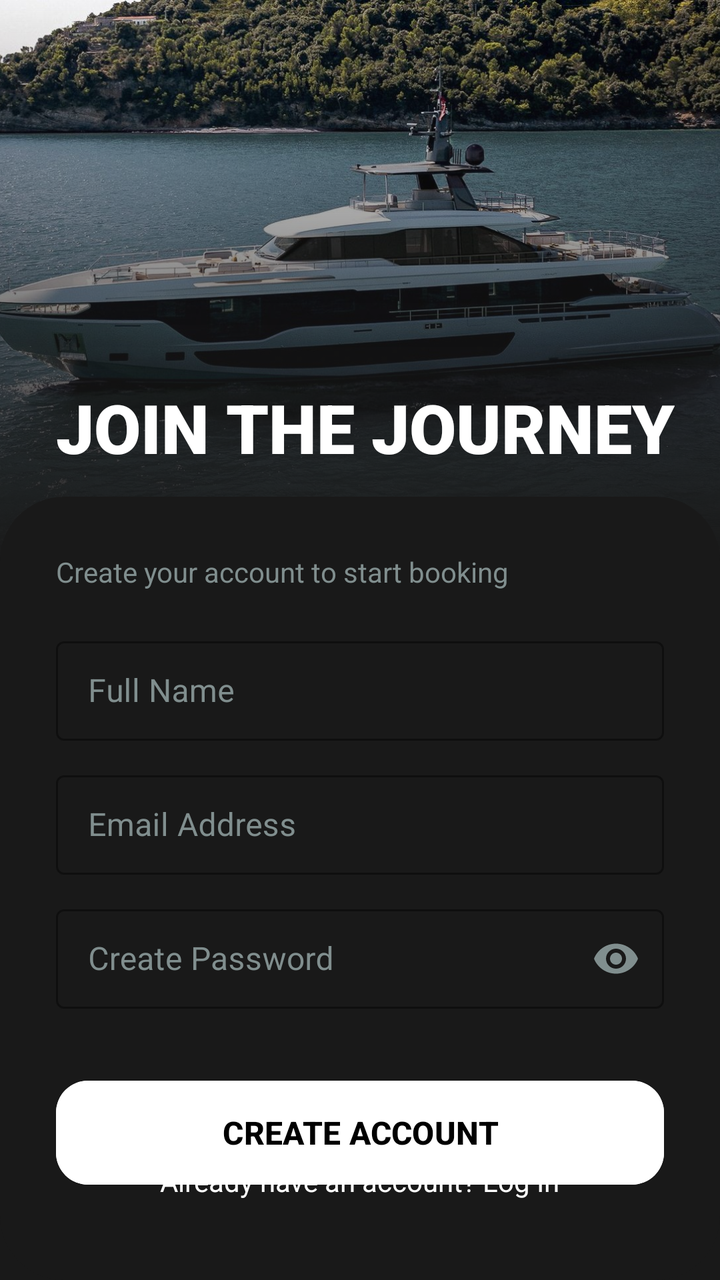
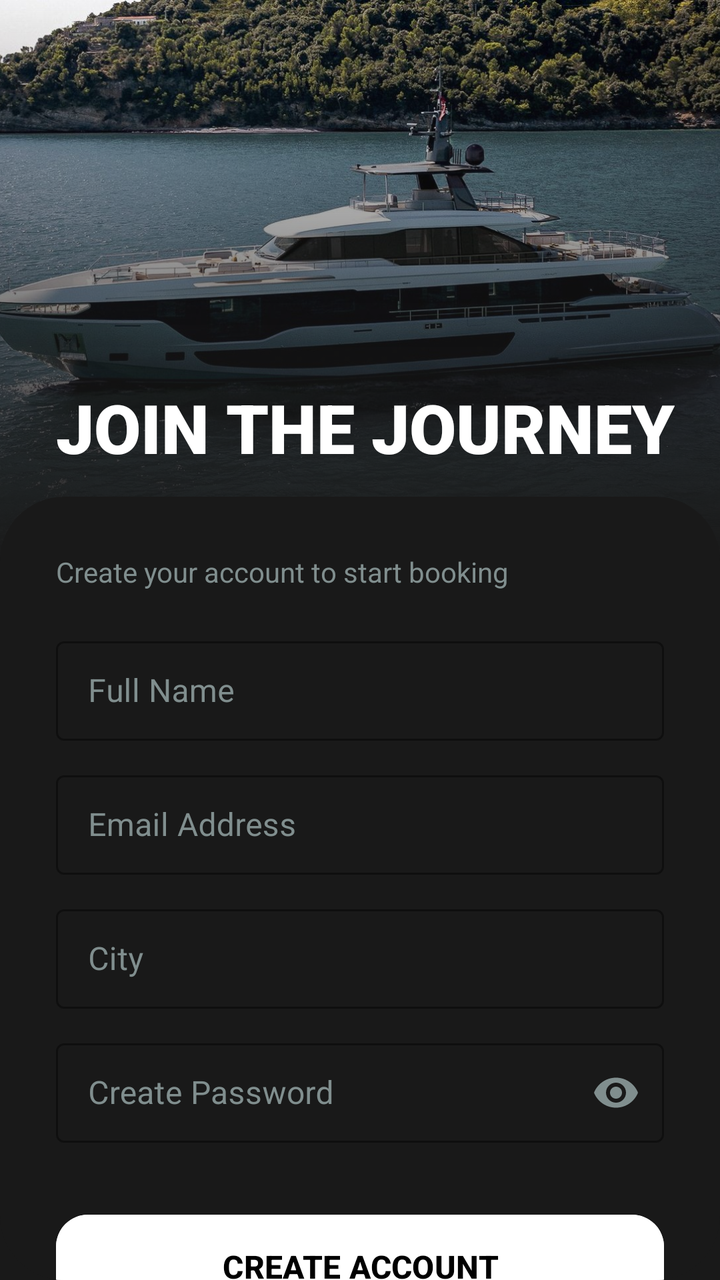

The first picture is an Android layout as it rendered before a commit; the second is the same layout after the commit. The layout source and the unified diff follow.
<!-- AndroidManifest.xml: application theme Theme.Nauka -->
<!-- res/layout/sign_up.xml -->
<?xml version="1.0" encoding="utf-8"?>
<androidx.constraintlayout.widget.ConstraintLayout xmlns:android="http://schemas.android.com/apk/res/android"
    xmlns:app="http://schemas.android.com/apk/res-auto"
    xmlns:tools="http://schemas.android.com/tools"
    android:id="@+id/main"
    android:layout_width="match_parent"
    android:layout_height="match_parent"
    android:background="#191919"
    tools:context=".sign_up">

    <ImageView
        android:id="@+id/imgTopBackground"
        android:layout_width="match_parent"
        android:layout_height="280dp"
        android:scaleType="centerCrop"
        android:src="@drawable/yach11"
        app:layout_constraintTop_toTopOf="parent" />

    <View
        android:id="@+id/gradientOverlay"
        android:layout_width="match_parent"
        android:layout_height="280dp"
        android:background="@drawable/gradient_bottom_up"
        app:layout_constraintTop_toTopOf="parent" />

    <TextView
        android:id="@+id/signupHeader"
        android:layout_width="wrap_content"
        android:layout_height="wrap_content"
        android:layout_marginStart="28dp"
        android:layout_marginBottom="12dp"
        android:fontFamily="sans-serif-black"
        android:lineSpacingMultiplier="0.9"
        android:text="JOIN THE JOURNEY"
        android:textColor="@color/white"
        android:textSize="34sp"
        android:textStyle="bold"
        app:layout_constraintBottom_toTopOf="@+id/cardSignup"
        app:layout_constraintStart_toStartOf="parent" />

    <androidx.cardview.widget.CardView
        android:id="@+id/cardSignup"
        android:layout_width="match_parent"
        android:layout_height="0dp"
        android:layout_marginTop="-32dp"
        app:cardBackgroundColor="#191919"
        app:cardCornerRadius="32dp"
        app:cardElevation="0dp"
        app:layout_constraintBottom_toBottomOf="parent"
        app:layout_constraintTop_toBottomOf="@id/imgTopBackground">

        <androidx.constraintlayout.widget.ConstraintLayout
            android:layout_width="match_parent"
            android:layout_height="match_parent"
            android:padding="28dp">

            <TextView
                android:id="@+id/labelSignUp"
                android:layout_width="wrap_content"
                android:layout_height="wrap_content"
                android:text="Create your account to start booking"
                android:textColor="#808E8E"
                android:textSize="14sp"
                app:layout_constraintStart_toStartOf="parent"
                app:layout_constraintTop_toTopOf="parent" />

            <com.google.android.material.textfield.TextInputLayout
                android:id="@+id/nameInputLayout"
                style="@style/Widget.MaterialComponents.TextInputLayout.OutlinedBox"
                android:layout_width="match_parent"
                android:layout_height="wrap_content"
                android:layout_marginTop="20dp"
                android:hint="Full Name"
                android:textColorHint="#808E8E"
                app:boxStrokeColor="#808E8E"
                app:hintTextColor="#FFFFFF"
                app:layout_constraintTop_toBottomOf="@id/labelSignUp">

                <com.google.android.material.textfield.TextInputEditText
                    android:layout_width="match_parent"
                    android:layout_height="wrap_content"
                    android:inputType="textPersonName"
                    android:paddingTop="14dp"
                    android:paddingBottom="14dp"
                    android:textColor="#FFFFFF" />
            </com.google.android.material.textfield.TextInputLayout>


            <com.google.android.material.textfield.TextInputLayout
                android:id="@+id/emailInputLayout"
                style="@style/Widget.MaterialComponents.TextInputLayout.OutlinedBox"
                android:layout_width="match_parent"
                android:layout_height="wrap_content"
                android:layout_marginTop="12dp"
                android:hint="Email Address"
                android:textColorHint="#808E8E"
                app:boxStrokeColor="#808E8E"
                app:hintTextColor="#FFFFFF"
                app:layout_constraintTop_toBottomOf="@id/nameInputLayout">

                <com.google.android.material.textfield.TextInputEditText
                    android:layout_width="match_parent"
                    android:layout_height="wrap_content"
                    android:inputType="textEmailAddress"
                    android:paddingTop="14dp"
                    android:paddingBottom="14dp"
                    android:textColor="#FFFFFF" />
            </com.google.android.material.textfield.TextInputLayout>

            <com.google.android.material.textfield.TextInputLayout
                android:id="@+id/passwordInputLayout"
                style="@style/Widget.MaterialComponents.TextInputLayout.OutlinedBox"
                android:layout_width="match_parent"
                android:layout_height="wrap_content"
                android:layout_marginTop="12dp"
                android:hint="Create Password"
                android:textColorHint="#808E8E"
                app:boxStrokeColor="#808E8E"
                app:hintTextColor="#FFFFFF"
                app:passwordToggleEnabled="true"
                app:passwordToggleTint="#808E8E"
                app:layout_constraintTop_toBottomOf="@id/emailInputLayout">

                <com.google.android.material.textfield.TextInputEditText
                    android:layout_width="match_parent"
                    android:layout_height="wrap_content"
                    android:inputType="textPassword"
                    android:paddingTop="14dp"
                    android:paddingBottom="14dp"
                    android:textColor="#FFFFFF" />
            </com.google.android.material.textfield.TextInputLayout>

            <com.google.android.material.button.MaterialButton
                android:id="@+id/btnSignup"
                android:layout_width="match_parent"
                android:layout_height="60dp"
                android:layout_marginTop="32dp"
                android:backgroundTint="#FFFFFF"
                android:text="CREATE ACCOUNT"
                android:textColor="#000000"
                android:textSize="16sp"
                android:textStyle="bold"
                app:cornerRadius="16dp"
                app:layout_constraintTop_toBottomOf="@id/passwordInputLayout" />

            <TextView
                android:id="@+id/btnLoginRedirect"
                android:layout_width="wrap_content"
                android:layout_height="wrap_content"
                android:layout_marginBottom="12dp"
                android:text="Already have an account? Log In"
                android:textColor="#FFFFFF"
                android:clickable="true"
                android:focusable="true"
                app:layout_constraintBottom_toBottomOf="parent"
                app:layout_constraintEnd_toEndOf="parent"
                app:layout_constraintStart_toStartOf="parent" />

        </androidx.constraintlayout.widget.ConstraintLayout>
    </androidx.cardview.widget.CardView>

</androidx.constraintlayout.widget.ConstraintLayout>
<!-- resources referenced by this layout -->
<resources>
  <color name="white">#FFFFFFFF</color>
  <!-- drawable gradient_bottom_up (drawable) -->
  <?xml version="1.0" encoding="utf-8"?>
  <shape xmlns:android="http://schemas.android.com/apk/res/android">
      <gradient
          android:angle="90"
          android:endColor="#00000000"
          android:startColor="#191919" />
  </shape>
  <!-- drawable yach11: jpg bitmap (drawable, 354732 bytes) -->
  <style name="Theme.Nauka" parent="Base.Theme.Nauka" />
  <style name="Base.Theme.Nauka" parent="Theme.Material3.DayNight.NoActionBar">
          
          
      </style>
</resources>

<!-- the commit's change to res/layout/sign_up.xml (unified diff, before → after) -->
@@ -49,114 +49,142 @@
         app:layout_constraintBottom_toBottomOf="parent"
         app:layout_constraintTop_toBottomOf="@id/imgTopBackground">
 
-        <androidx.constraintlayout.widget.ConstraintLayout
+        <androidx.core.widget.NestedScrollView
             android:layout_width="match_parent"
             android:layout_height="match_parent"
-            android:padding="28dp">
+            android:fillViewport="true">
 
-            <TextView
-                android:id="@+id/labelSignUp"
-                android:layout_width="wrap_content"
-                android:layout_height="wrap_content"
-                android:text="Create your account to start booking"
-                android:textColor="#808E8E"
-                android:textSize="14sp"
-                app:layout_constraintStart_toStartOf="parent"
-                app:layout_constraintTop_toTopOf="parent" />
-
-            <com.google.android.material.textfield.TextInputLayout
-                android:id="@+id/nameInputLayout"
-                style="@style/Widget.MaterialComponents.TextInputLayout.OutlinedBox"
+            <androidx.constraintlayout.widget.ConstraintLayout
                 android:layout_width="match_parent"
                 android:layout_height="wrap_content"
-                android:layout_marginTop="20dp"
-                android:hint="Full Name"
-                android:textColorHint="#808E8E"
-                app:boxStrokeColor="#808E8E"
-                app:hintTextColor="#FFFFFF"
-                app:layout_constraintTop_toBottomOf="@id/labelSignUp">
+                android:padding="28dp">
 
-                <com.google.android.material.textfield.TextInputEditText
+                <TextView
+                    android:id="@+id/labelSignUp"
+                    android:layout_width="wrap_content"
+                    android:layout_height="wrap_content"
+                    android:text="Create your account to start booking"
+                    android:textColor="#808E8E"
+                    android:textSize="14sp"
+                    app:layout_constraintStart_toStartOf="parent"
+                    app:layout_constraintTop_toTopOf="parent" />
+
+                <com.google.android.material.textfield.TextInputLayout
+                    android:id="@+id/nameInputLayout"
+                    style="@style/Widget.MaterialComponents.TextInputLayout.OutlinedBox"
                     android:layout_width="match_parent"
                     android:layout_height="wrap_content"
-                    android:inputType="textPersonName"
-                    android:paddingTop="14dp"
-                    android:paddingBottom="14dp"
-                    android:textColor="#FFFFFF" />
-            </com.google.android.material.textfield.TextInputLayout>
+                    android:layout_marginTop="20dp"
+                    android:hint="Full Name"
+                    android:textColorHint="#808E8E"
+                    app:boxStrokeColor="#808E8E"
+                    app:hintTextColor="#FFFFFF"
+                    app:layout_constraintTop_toBottomOf="@id/labelSignUp">
 
+                    <com.google.android.material.textfield.TextInputEditText
+                        android:layout_width="match_parent"
+                        android:layout_height="wrap_content"
+                        android:inputType="textPersonName"
+                        android:paddingTop="14dp"
+                        android:paddingBottom="14dp"
+                        android:textColor="#FFFFFF" />
+                </com.google.android.material.textfield.TextInputLayout>
 
-            <com.google.android.material.textfield.TextInputLayout
-                android:id="@+id/emailInputLayout"
-                style="@style/Widget.MaterialComponents.TextInputLayout.OutlinedBox"
-                android:layout_width="match_parent"
-                android:layout_height="wrap_content"
-                android:layout_marginTop="12dp"
-                android:hint="Email Address"
-                android:textColorHint="#808E8E"
-                app:boxStrokeColor="#808E8E"
-                app:hintTextColor="#FFFFFF"
-                app:layout_constraintTop_toBottomOf="@id/nameInputLayout">
-
-                <com.google.android.material.textfield.TextInputEditText
+                <com.google.android.material.textfield.TextInputLayout
+                    android:id="@+id/emailInputLayout"
+                    style="@style/Widget.MaterialComponents.TextInputLayout.OutlinedBox"
                     android:layout_width="match_parent"
                     android:layout_height="wrap_content"
-                    android:inputType="textEmailAddress"
-                    android:paddingTop="14dp"
-                    android:paddingBottom="14dp"
-                    android:textColor="#FFFFFF" />
-            </com.google.android.material.textfield.TextInputLayout>
+                    android:layout_marginTop="12dp"
+                    android:hint="Email Address"
+                    android:textColorHint="#808E8E"
+                    app:boxStrokeColor="#808E8E"
+                    app:hintTextColor="#FFFFFF"
+                    app:layout_constraintTop_toBottomOf="@id/nameInputLayout">
 
-            <com.google.android.material.textfield.TextInputLayout
-                android:id="@+id/passwordInputLayout"
-                style="@style/Widget.MaterialComponents.TextInputLayout.OutlinedBox"
-                android:layout_width="match_parent"
-                android:layout_height="wrap_content"
-                android:layout_marginTop="12dp"
-                android:hint="Create Password"
-                android:textColorHint="#808E8E"
-                app:boxStrokeColor="#808E8E"
-                app:hintTextColor="#FFFFFF"
-                app:passwordToggleEnabled="true"
-                app:passwordToggleTint="#808E8E"
-                app:layout_constraintTop_toBottomOf="@id/emailInputLayout">
+                    <com.google.android.material.textfield.TextInputEditText
+                        android:layout_width="match_parent"
+                        android:layout_height="wrap_content"
+                        android:inputType="textEmailAddress"
+                        android:paddingTop="14dp"
+                        android:paddingBottom="14dp"
+                        android:textColor="#FFFFFF" />
+                </com.google.android.material.textfield.TextInputLayout>
 
-                <com.google.android.material.textfield.TextInputEditText
+                <com.google.android.material.textfield.TextInputLayout
+                    android:id="@+id/cityInputLayout"
+                    style="@style/Widget.MaterialComponents.TextInputLayout.OutlinedBox"
                     android:layout_width="match_parent"
                     android:layout_height="wrap_content"
-                    android:inputType="textPassword"
-                    android:paddingTop="14dp"
-                    android:paddingBottom="14dp"
-                    android:textColor="#FFFFFF" />
-            </com.google.android.material.textfield.TextInputLayout>
+                    android:layout_marginTop="12dp"
+                    android:hint="City"
+                    android:textColorHint="#808E8E"
+                    app:boxStrokeColor="#808E8E"
+                    app:hintTextColor="#FFFFFF"
+                    app:layout_constraintTop_toBottomOf="@id/emailInputLayout">
 
-            <com.google.android.material.button.MaterialButton
-                android:id="@+id/btnSignup"
-                android:layout_width="match_parent"
-                android:layout_height="60dp"
-                android:layout_marginTop="32dp"
-                android:backgroundTint="#FFFFFF"
-                android:text="CREATE ACCOUNT"
-                android:textColor="#000000"
-                android:textSize="16sp"
-                android:textStyle="bold"
-                app:cornerRadius="16dp"
-                app:layout_constraintTop_toBottomOf="@id/passwordInputLayout" />
+                    <com.google.android.material.textfield.TextInputEditText
+                        android:layout_width="match_parent"
+                        android:layout_height="wrap_content"
+                        android:inputType="textCapWords"
+                        android:paddingTop="14dp"
+                        android:paddingBottom="14dp"
+                        android:textColor="#FFFFFF" />
+                </com.google.android.material.textfield.TextInputLayout>
 
-            <TextView
-                android:id="@+id/btnLoginRedirect"
-                android:layout_width="wrap_content"
-                android:layout_height="wrap_content"
-                android:layout_marginBottom="12dp"
-                android:text="Already have an account? Log In"
-                android:textColor="#FFFFFF"
-                android:clickable="true"
-                android:focusable="true"
-                app:layout_constraintBottom_toBottomOf="parent"
-                app:layout_constraintEnd_toEndOf="parent"
-                app:layout_constraintStart_toStartOf="parent" />
+                <com.google.android.material.textfield.TextInputLayout
+                    android:id="@+id/passwordInputLayout"
+                    style="@style/Widget.MaterialComponents.TextInputLayout.OutlinedBox"
+                    android:layout_width="match_parent"
+                    android:layout_height="wrap_content"
+                    android:layout_marginTop="12dp"
+                    android:hint="Create Password"
+                    android:textColorHint="#808E8E"
+                    app:boxStrokeColor="#808E8E"
+                    app:hintTextColor="#FFFFFF"
+                    app:passwordToggleEnabled="true"
+                    app:passwordToggleTint="#808E8E"
+                    app:layout_constraintTop_toBottomOf="@id/cityInputLayout">
 
-        </androidx.constraintlayout.widget.ConstraintLayout>
+                    <com.google.android.material.textfield.TextInputEditText
+                        android:layout_width="match_parent"
+                        android:layout_height="wrap_content"
+                        android:inputType="textPassword"
+                        android:paddingTop="14dp"
+                        android:paddingBottom="14dp"
+                        android:textColor="#FFFFFF" />
+                </com.google.android.material.textfield.TextInputLayout>
+
+                <com.google.android.material.button.MaterialButton
+                    android:id="@+id/btnSignup"
+                    android:layout_width="match_parent"
+                    android:layout_height="60dp"
+                    android:layout_marginTop="32dp"
+                    android:backgroundTint="#FFFFFF"
+                    android:text="CREATE ACCOUNT"
+                    android:textColor="#000000"
+                    android:textSize="16sp"
+                    android:textStyle="bold"
+                    app:cornerRadius="16dp"
+                    app:layout_constraintTop_toBottomOf="@id/passwordInputLayout" />
+
+                <TextView
+                    android:id="@+id/btnLoginRedirect"
+                    android:layout_width="wrap_content"
+                    android:layout_height="wrap_content"
+                    android:layout_marginTop="24dp"
+                    android:layout_marginBottom="20dp"
+                    android:text="Already have an account? Log In"
+                    android:textColor="#FFFFFF"
+                    android:clickable="true"
+                    android:focusable="true"
+                    app:layout_constraintBottom_toBottomOf="parent"
+                    app:layout_constraintEnd_toEndOf="parent"
+                    app:layout_constraintStart_toStartOf="parent"
+                    app:layout_constraintTop_toBottomOf="@id/btnSignup" />
+
+            </androidx.constraintlayout.widget.ConstraintLayout>
+        </androidx.core.widget.NestedScrollView>
     </androidx.cardview.widget.CardView>
 
 </androidx.constraintlayout.widget.ConstraintLayout>
